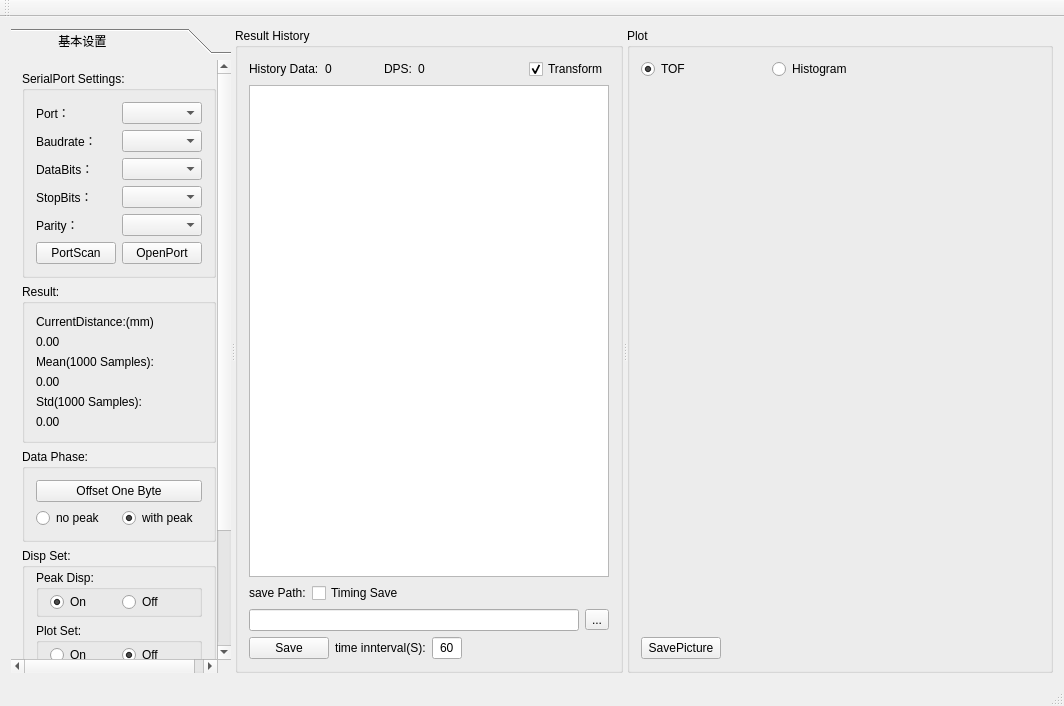
heathen557/S3_vidar, file mainwindow.ui: the form before one commit.
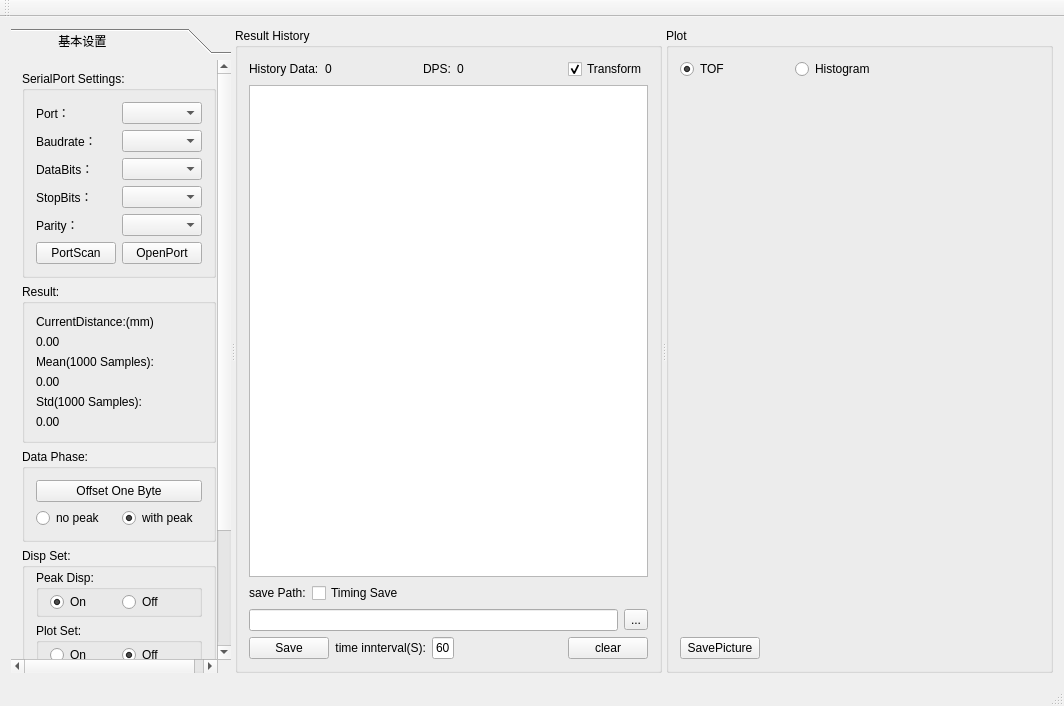
The form after the commit. Icons and pictures are not drawn.

The edit to the form file:
```diff
--- a/mainwindow.ui
+++ b/mainwindow.ui
@@ -409,6 +409,12 @@
           </item>
           <item>
            <widget class="QLabel" name="HistoryData_label">
+            <property name="minimumSize">
+             <size>
+              <width>70</width>
+              <height>0</height>
+             </size>
+            </property>
             <property name="text">
              <string>0</string>
             </property>
@@ -435,10 +441,19 @@
             <property name="text">
              <string>DPS:</string>
             </property>
+            <property name="alignment">
+             <set>Qt::AlignRight|Qt::AlignTrailing|Qt::AlignVCenter</set>
+            </property>
            </widget>
           </item>
           <item>
            <widget class="QLabel" name="DPS_label">
+            <property name="minimumSize">
+             <size>
+              <width>50</width>
+              <height>0</height>
+             </size>
+            </property>
             <property name="text">
              <string>0</string>
             </property>
@@ -473,7 +488,11 @@
          </layout>
         </item>
         <item row="1" column="0">
-         <widget class="QTextEdit" name="ResultHistory_textEdit"/>
+         <widget class="QTextEdit" name="ResultHistory_textEdit">
+          <property name="styleSheet">
+           <string notr="true">font: 9pt &quot;Times New Roman&quot;;</string>
+          </property>
+         </widget>
         </item>
         <item row="2" column="0">
          <layout class="QHBoxLayout" name="horizontalLayout_3" stretch="1,1,7">
@@ -521,7 +540,7 @@
          </layout>
         </item>
         <item row="4" column="0">
-         <layout class="QHBoxLayout" name="horizontalLayout_4" stretch="1,2,1,5">
+         <layout class="QHBoxLayout" name="horizontalLayout_4" stretch="1,2,1,5,0">
           <item>
            <widget class="QPushButton" name="save_pushButton">
             <property name="text">
@@ -534,6 +553,9 @@
             <property name="text">
              <string>time innterval(S):</string>
             </property>
+            <property name="alignment">
+             <set>Qt::AlignRight|Qt::AlignTrailing|Qt::AlignVCenter</set>
+            </property>
            </widget>
           </item>
           <item>
@@ -559,6 +581,13 @@
             </property>
            </spacer>
           </item>
+          <item>
+           <widget class="QPushButton" name="clear_pushButton">
+            <property name="text">
+             <string>clear</string>
+            </property>
+           </widget>
+          </item>
          </layout>
         </item>
        </layout>
```
Left out of the diff: 16 changed lines with no effect on the pictures.
